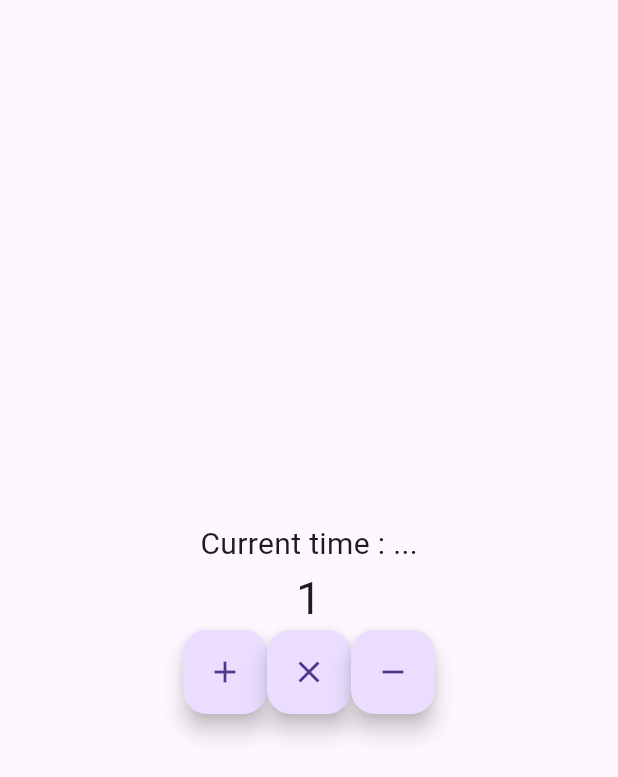
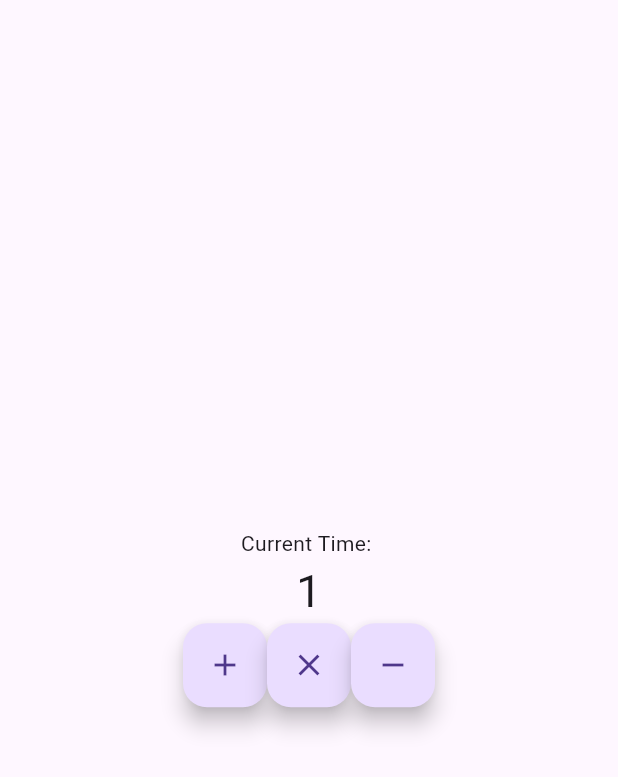
Before and after one commit to kkonat/simplestFlutterState, a Flutter app: the screen it shows after launch, after a tap on the "add" icon, on a phone screen of 412 x 824 dp. Shown: the top 777 px of the screen. Run offline on Flutter 3.47's test engine with Material 3 defaults, Android fonts, the phone set to English and light mode, and no system bars; our stand-ins replace shared_preferences; missing offline and left inert: ntp.

Commit message:
add stream with error handling

```diff
--- a/lib/app.dart
+++ b/lib/app.dart
@@ -4,7 +4,7 @@ import 'dart:async';
 
 import 'package:flutter/material.dart';
 
-final appState = AppState();
+final appState = AppState(); // Create a global instance of AppState
 
 const appName = "Simplest statemgmt";
 
@@ -50,10 +50,9 @@ class _AppState extends State<App> with WidgetsBindingObserver {
 
   @override
   Widget build(BuildContext context) {
-    return MaterialApp(
+    return const MaterialApp(
       home: Scaffold(
         body: AppPage(
-          appState: appState,
           key: null,
         ),
       ),
--- a/lib/page.dart
+++ b/lib/page.dart
@@ -1,35 +1,67 @@
+import 'dart:async';
+
 import 'package:flutter/material.dart';
 import 'package:simplest_statemgmt/state.dart';
 
 class AppPage extends StatefulWidget {
-  final AppState appState;
-
-  const AppPage({super.key, required this.appState});
+  const AppPage({super.key});
 
   @override
   State<AppPage> createState() => _AppPageState();
 }
 
 class _AppPageState extends State<AppPage> {
+  AppState appState = AppState(); // get singleton reference
+  late StreamController<Future<String>> _timeStreamController;
+
+  @override
+  void initState() {
+    super.initState();
+    _timeStreamController = StreamController<Future<String>>();
+    _startTimer();
+  }
+
+  @override
+  void dispose() {
+    _timeStreamController.close();
+    appState.saveState();
+    super.dispose();
+  }
+
+  void _startTimer() {
+    Timer.periodic(const Duration(milliseconds: 900), (timer) async {
+      try {
+        final time = appState.getTime();
+        _timeStreamController.add(time);
+      } catch (e) {
+        _timeStreamController.addError("NTP error");
+      }
+    });
+  }
+
   @override
   Widget build(BuildContext context) {
+    return StreamBuilder<Future<String>>(
+        stream: _timeStreamController.stream,
+        builder: (context, snapshot) {
           return Center(
             child: Column(
               mainAxisAlignment: MainAxisAlignment.center,
               children: [
-          Text("Current time : ${widget.appState.time}", style: const TextStyle(fontSize: 20)),
-          Text("${widget.appState.count}", style: const TextStyle(fontSize: 30)),
+                TextFromNetwork(snapshot: snapshot),
+                Text("${appState.count}", style: const TextStyle(fontSize: 30)),
                 OverflowBar(
                   alignment: MainAxisAlignment.center,
                   children: [
-              button(() => widget.appState.countAdd(1), Icons.add),
-              button(() => widget.appState.countSet(0), Icons.clear),
-              button(() => widget.appState.countAdd(-1), Icons.remove),
+                    button(() => appState.countAdd(1), Icons.add),
+                    button(() => appState.countSet(0), Icons.clear),
+                    button(() => appState.countAdd(-1), Icons.remove),
                   ],
                 ),
               ],
             ),
           );
+        });
   }
 
   FloatingActionButton button(Function func, IconData icon) {
@@ -39,3 +71,32 @@ class _AppPageState extends State<AppPage> {
     );
   }
 }
+
+class TextFromNetwork extends StatelessWidget {
+  final AsyncSnapshot<Future<String>> snapshot;
+
+  const TextFromNetwork({super.key, required this.snapshot});
+
+  @override
+  Widget build(BuildContext context) {
+    if (snapshot.connectionState == ConnectionState.waiting) {
+      return const CircularProgressIndicator();
+    } else if (snapshot.hasError) {
+      return Text('Error: ${snapshot.error}');
+    } else if (snapshot.hasData) {
+      return FutureBuilder<String>(
+          future: snapshot.data,
+          builder: (context, futureSnapshot) {
+            if (futureSnapshot.hasError) {
+              return Text('Error: ${futureSnapshot.error}');
+            } else if (futureSnapshot.hasData) {
+              return Text('Current Time: ${futureSnapshot.data}');
+            } else {
+              return const Text('No data');
+            }
+          });
+    } else {
+      return const Text('No data');
+    }
+  }
+}
--- a/lib/state.dart
+++ b/lib/state.dart
@@ -27,7 +27,11 @@ class AppState {
   }
 
   Future<String> getTime() async {
-    var now = await NTP.now();
-    return now.toString().split('.')[0];
+    try {
+      var now = await NTP.now();
+      return now.toString().split('.')[0];
+    } catch (e) {
+      rethrow;
+    }
   }
 }
```
Also changed, not shown: 2 other files. Lines whose indentation alone changed are shown as unchanged.
